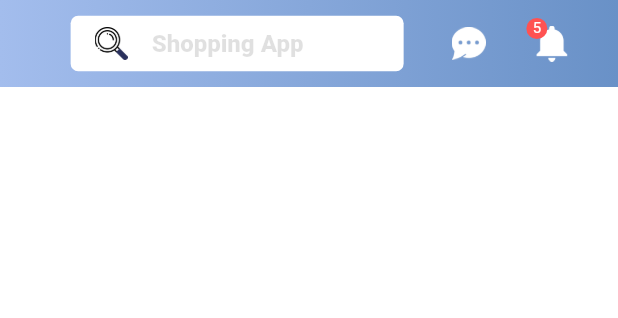
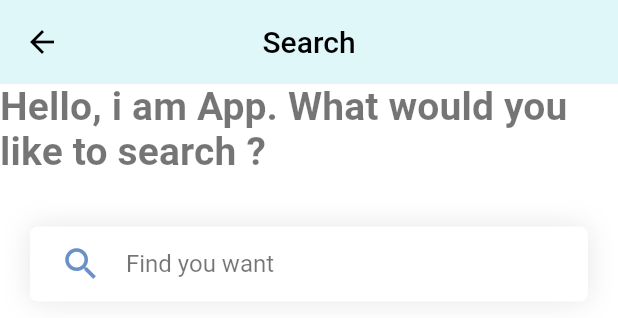
Before and after one commit to congnamptit/CN_Dev_Base, a Flutter app: the AppBarCustom widget shown alone on an empty page, opened directly, after a tap on "Shopping App", on a phone screen of 412 x 824 dp. Shown: the top 318 px of the screen. Run offline on Flutter 3.47's test engine with Material 2 defaults, Android fonts, the phone set to English and light mode, and no system bars; our stand-ins replace auto_route, dropdown_button2, flutter_hooks, flutter_svg, hooks_riverpod and 1 more; generated files the repository leaves out were written again; Roboto replaces fonts that are missing (Sans); statements that could not run were skipped.

Commit message:
add search_page.dart

```diff
--- /dev/null
+++ b/lib/features/home/show/search_page.dart
@@ -0,0 +1,86 @@
+import 'package:flutter/material.dart';
+import 'package:hooks_riverpod/hooks_riverpod.dart';
+
+import '../../../theme/theme.dart';
+import '../../../widgets/stless/text/text_view_app.dart';
+
+class SearchPage extends HookConsumerWidget {
+  const SearchPage({Key? key}) : super(key: key);
+
+  @override
+  Widget build(BuildContext context, WidgetRef ref) {
+    return Scaffold(
+      backgroundColor: AppColors.white,
+      appBar: AppBar(
+        centerTitle: true,
+        elevation: 0,
+        title: const Text('Search'),
+      ),
+      body: SingleChildScrollView(
+        child: Column(
+          children: const [
+            TextViewApp(
+              title: 'Hello, i am App. What would you like to search ?',
+              letterSpacing: 0.1,
+              fontWeight: FontWeight.w600,
+              fontSize: 26,
+              color: Colors.black54,
+            ),
+            SizedBox(height: 35),
+            SearchAppBar(),
+          ],
+        ),
+      ),
+    );
+  }
+}
+
+class SearchAppBar extends StatelessWidget {
+  const SearchAppBar({
+    Key? key,
+  }) : super(key: key);
+
+  @override
+  Widget build(BuildContext context) {
+    return Padding(
+      padding: const EdgeInsets.symmetric(horizontal: 20),
+      child: Container(
+        height: 50,
+        decoration: BoxDecoration(
+          color: AppColors.white,
+          borderRadius: const BorderRadius.all(Radius.circular(5)),
+          boxShadow: [
+            BoxShadow(
+              color: AppColors.black.withOpacity(0.1),
+              blurRadius: 15,
+              spreadRadius: 0,
+            ),
+          ],
+        ),
+        child: Center(
+          child: Padding(
+            padding: const EdgeInsets.only(left: 20, right: 10),
+            child: Theme(
+              data: ThemeData(hintColor: Colors.transparent),
+              child: TextFormField(
+                decoration: const InputDecoration(
+                  border: InputBorder.none,
+                  icon: Icon(
+                    Icons.search,
+                    color: Color(0xFF6991C7),
+                    size: 28,
+                  ),
+                  hintText: 'Find you want',
+                  hintStyle: TextStyle(
+                    color: Colors.black54,
+                    fontWeight: FontWeight.w400,
+                  ),
+                ),
+              ),
+            ),
+          ),
+        ),
+      ),
+    );
+  }
+}
--- a/lib/widgets/stless/app_bar/app_bar_custom.dart
+++ b/lib/widgets/stless/app_bar/app_bar_custom.dart
@@ -1,4 +1,3 @@
-import 'package:auto_route/annotations.dart';
 import 'package:cn_base/features/home/show/search_page.dart';
 import 'package:cn_base/router/router.dart';
 import 'package:cn_base/widgets/stless/text/text_view_app.dart';
@@ -42,23 +41,22 @@ class AppBarCustom extends HookConsumerWidget {
         children: [
           InkWell(
             onTap: () {
-              // router.push(const RootRoute(),
-              // Navigator.of(context).push(
-              //   PageRouteBuilder(
-              //     pageBuilder: (_, __, ___) => const SearchPage(),
-              //     transitionDuration: const Duration(milliseconds: 750),
-              //     transitionsBuilder:
-              //         (_, Animation<double> animation, __, Widget child) {
-              //       return Opacity(
-              //         opacity: animation.value,
-              //         child: child,
-              //       );
-              //     },
-              //   ),
+                  // CustomRoute(
+                  //   page: SearchPage,
+                  //   durationInMilliseconds: 750,
+                  //   transitionsBuilder:
+                  //       (_, Animation<double> animation, __, Widget child) {
+                  //     return Opacity(
+                  //       opacity: animation.value,
+                  //       child: child,
+                  //     );
+                  //   },
                   // );
-              CustomRoute(
-                page: SearchPage,
-                durationInMilliseconds: 750,
+
+              Navigator.of(context).push(
+                PageRouteBuilder(
+                  pageBuilder: (_, __, ___) => const SearchPage(),
+                  transitionDuration: const Duration(milliseconds: 750),
                   transitionsBuilder:
                       (_, Animation<double> animation, __, Widget child) {
                     return Opacity(
@@ -66,6 +64,7 @@ class AppBarCustom extends HookConsumerWidget {
                       child: child,
                     );
                   },
+                ),
               );
             },
             child: Container(
```
Lines whose indentation alone changed are shown as unchanged.
